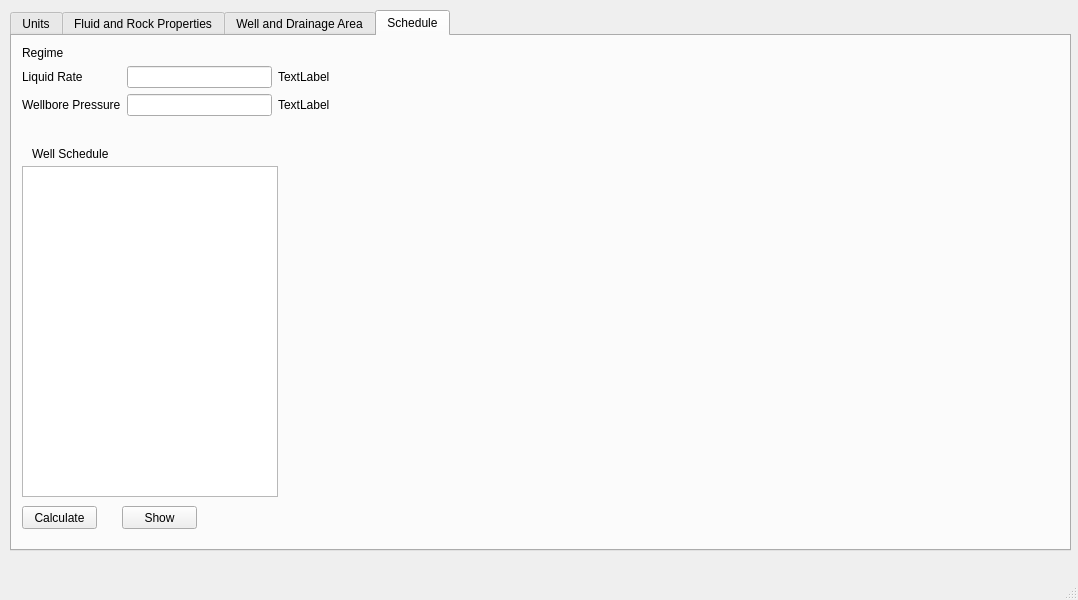
Qt form QPLapl/mainwindow.ui (dmitrydi/QPLapl) before a commit.
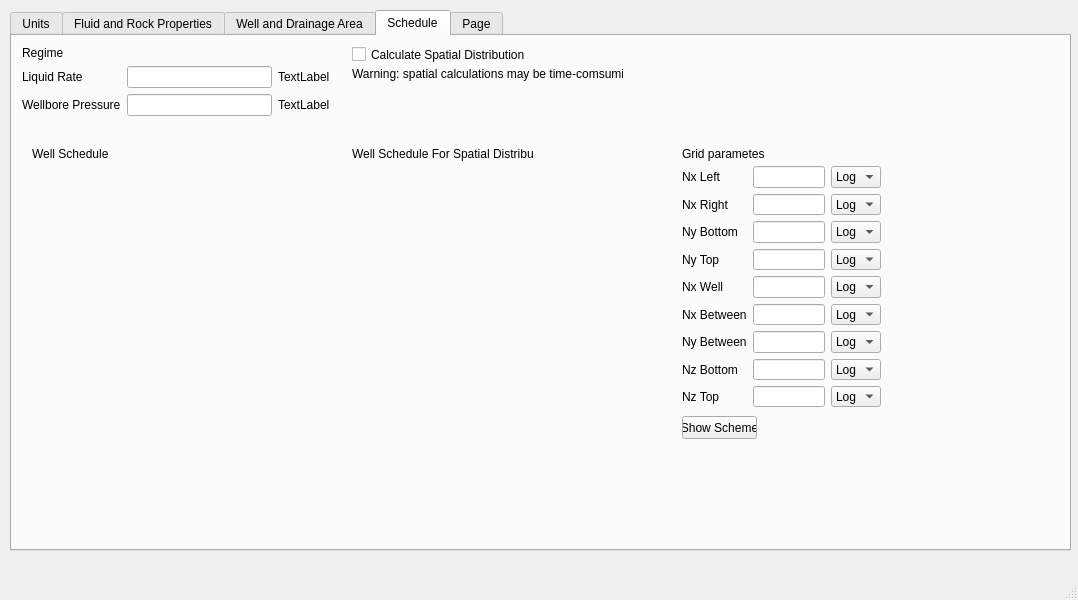
The same form after that commit.

Commit message: schedule widget added

The edit to the form file:
```diff
--- a/QPLapl/mainwindow.ui
+++ b/QPLapl/mainwindow.ui
@@ -566,41 +566,349 @@
        <string>Well Schedule</string>
       </property>
      </widget>
-     <widget class="QTableView" name="tableWellSchedule">
+     <widget class="QCheckBox" name="checCalcSpat">
       <property name="geometry">
        <rect>
-        <x>10</x>
-        <y>130</y>
-        <width>256</width>
-        <height>331</height>
+        <x>340</x>
+        <y>10</y>
+        <width>181</width>
+        <height>17</height>
        </rect>
       </property>
+      <property name="text">
+       <string>Calculate Spatial Distribution</string>
+      </property>
      </widget>
-     <widget class="QPushButton" name="pushPQ">
+     <widget class="QLabel" name="labelSpatSchedule">
       <property name="geometry">
        <rect>
-        <x>10</x>
-        <y>470</y>
-        <width>75</width>
-        <height>23</height>
+        <x>340</x>
+        <y>110</y>
+        <width>181</width>
+        <height>16</height>
        </rect>
       </property>
       <property name="text">
-       <string>Calculate</string>
+       <string>Well Schedule For Spatial Distribution</string>
       </property>
      </widget>
-     <widget class="QPushButton" name="pushShowGraph">
+     <widget class="QLabel" name="labelWarningSpat">
       <property name="geometry">
        <rect>
-        <x>110</x>
-        <y>470</y>
+        <x>340</x>
+        <y>30</y>
+        <width>271</width>
+        <height>16</height>
+       </rect>
+      </property>
+      <property name="text">
+       <string>Warning: spatial calculations may be time-comsuming!</string>
+      </property>
+     </widget>
+     <widget class="QLabel" name="labelGridParams">
+      <property name="geometry">
+       <rect>
+        <x>670</x>
+        <y>110</y>
+        <width>121</width>
+        <height>16</height>
+       </rect>
+      </property>
+      <property name="text">
+       <string>Grid parametes</string>
+      </property>
+     </widget>
+     <widget class="QWidget" name="gridLayoutWidget_6">
+      <property name="geometry">
+       <rect>
+        <x>670</x>
+        <y>130</y>
+        <width>199</width>
+        <height>241</height>
+       </rect>
+      </property>
+      <layout class="QGridLayout" name="gridLayout">
+       <item row="7" column="2">
+        <widget class="QComboBox" name="comboLinLogNzBottom">
+         <item>
+          <property name="text">
+           <string>Log</string>
+          </property>
+         </item>
+         <item>
+          <property name="text">
+           <string>Lin</string>
+          </property>
+         </item>
+        </widget>
+       </item>
+       <item row="1" column="1">
+        <widget class="QLineEdit" name="lineEdit_2"/>
+       </item>
+       <item row="7" column="0">
+        <widget class="QLabel" name="label_12">
+         <property name="text">
+          <string>Nz Bottom</string>
+         </property>
+        </widget>
+       </item>
+       <item row="7" column="1">
+        <widget class="QLineEdit" name="lineEdit_8"/>
+       </item>
+       <item row="0" column="2">
+        <widget class="QComboBox" name="comboLinLogNxLeft">
+         <item>
+          <property name="text">
+           <string>Log</string>
+          </property>
+         </item>
+         <item>
+          <property name="text">
+           <string>Lin</string>
+          </property>
+         </item>
+        </widget>
+       </item>
+       <item row="4" column="0">
+        <widget class="QLabel" name="label_9">
+         <property name="text">
+          <string>Nx Well</string>
+         </property>
+        </widget>
+       </item>
+       <item row="8" column="0">
+        <widget class="QLabel" name="label_13">
+         <property name="text">
+          <string>Nz Top</string>
+         </property>
+        </widget>
+       </item>
+       <item row="1" column="2">
+        <widget class="QComboBox" name="comboLinLogNxRight">
+         <item>
+          <property name="text">
+           <string>Log</string>
+          </property>
+         </item>
+         <item>
+          <property name="text">
+           <string>Lin</string>
+          </property>
+         </item>
+        </widget>
+       </item>
+       <item row="4" column="1">
+        <widget class="QLineEdit" name="lineEdit_5"/>
+       </item>
+       <item row="3" column="2">
+        <widget class="QComboBox" name="comboLinLogNyTop">
+         <item>
+          <property name="text">
+           <string>Log</string>
+          </property>
+         </item>
+         <item>
+          <property name="text">
+           <string>Lin</string>
+          </property>
+         </item>
+        </widget>
+       </item>
+       <item row="0" column="0">
+        <widget class="QLabel" name="labelNxLeft">
+         <property name="text">
+          <string>Nx Left</string>
+         </property>
+        </widget>
+       </item>
+       <item row="0" column="1">
+        <widget class="QLineEdit" name="lineEditNxLeft"/>
+       </item>
+       <item row="5" column="1">
+        <widget class="QLineEdit" name="lineEdit_6"/>
+       </item>
+       <item row="8" column="1">
+        <widget class="QLineEdit" name="lineEdit_9"/>
+       </item>
+       <item row="6" column="1">
+        <widget class="QLineEdit" name="lineEdit_7"/>
+       </item>
+       <item row="6" column="0">
+        <widget class="QLabel" name="label_11">
+         <property name="text">
+          <string>Ny Between</string>
+         </property>
+        </widget>
+       </item>
+       <item row="2" column="1">
+        <widget class="QLineEdit" name="lineEdit_3"/>
+       </item>
+       <item row="4" column="2">
+        <widget class="QComboBox" name="comboLinLogNxWell">
+         <item>
+          <property name="text">
+           <string>Log</string>
+          </property>
+         </item>
+         <item>
+          <property name="text">
+           <string>Lin</string>
+          </property>
+         </item>
+        </widget>
+       </item>
+       <item row="2" column="2">
+        <widget class="QComboBox" name="comboLinLogNyBottom">
+         <item>
+          <property name="text">
+           <string>Log</string>
+          </property>
+         </item>
+         <item>
+          <property name="text">
+           <string>Lin</string>
+          </property>
+         </item>
+        </widget>
+       </item>
+       <item row="8" column="2">
+        <widget class="QComboBox" name="comboLinLogNzTop">
+         <item>
+          <property name="text">
+           <string>Log</string>
+          </property>
+         </item>
+         <item>
+          <property name="text">
+           <string>Lin</string>
+          </property>
+         </item>
+        </widget>
+       </item>
+       <item row="5" column="0">
+        <widget class="QLabel" name="label_10">
+         <property name="text">
+          <string>Nx Between</string>
+         </property>
+        </widget>
+       </item>
+       <item row="1" column="0">
+        <widget class="QLabel" name="label_6">
+         <property name="text">
+          <string>Nx Right</string>
+         </property>
+        </widget>
+       </item>
+       <item row="2" column="0">
+        <widget class="QLabel" name="label_7">
+         <property name="text">
+          <string>Ny Bottom</string>
+         </property>
+        </widget>
+       </item>
+       <item row="3" column="1">
+        <widget class="QLineEdit" name="lineEdit_4"/>
+       </item>
+       <item row="3" column="0">
+        <widget class="QLabel" name="label_8">
+         <property name="text">
+          <string>Ny Top</string>
+         </property>
+        </widget>
+       </item>
+       <item row="5" column="2">
+        <widget class="QComboBox" name="comboLinLogNwBetween">
+         <item>
+          <property name="text">
+           <string>Log</string>
+          </property>
+         </item>
+         <item>
+          <property name="text">
+           <string>Lin</string>
+          </property>
+         </item>
+        </widget>
+       </item>
+       <item row="6" column="2">
+        <widget class="QComboBox" name="comboLinLogNyBetween">
+         <item>
+          <property name="text">
+           <string>Log</string>
+          </property>
+         </item>
+         <item>
+          <property name="text">
+           <string>Lin</string>
+          </property>
+         </item>
+        </widget>
+       </item>
+       <item row="9" column="1">
+        <spacer name="verticalSpacer_4">
+         <property name="orientation">
+          <enum>Qt::Vertical</enum>
+         </property>
+         <property name="sizeHint" stdset="0">
+          <size>
+           <width>20</width>
+           <height>40</height>
+          </size>
+         </property>
+        </spacer>
+       </item>
+      </layout>
+     </widget>
+     <widget class="QPushButton" name="pushShowScheme">
+      <property name="geometry">
+       <rect>
+        <x>670</x>
+        <y>380</y>
         <width>75</width>
         <height>23</height>
        </rect>
       </property>
       <property name="text">
-       <string>Show</string>
+       <string>Show Scheme</string>
       </property>
+     </widget>
+     <widget class="QWidget" name="verticalLayoutWidget_2">
+      <property name="geometry">
+       <rect>
+        <x>20</x>
+        <y>130</y>
+        <width>291</width>
+        <height>351</height>
+       </rect>
+      </property>
+      <layout class="QVBoxLayout" name="PQSchedLayout"/>
+     </widget>
+     <widget class="QWidget" name="verticalLayoutWidget_3">
+      <property name="geometry">
+       <rect>
+        <x>340</x>
+        <y>130</y>
+        <width>291</width>
+        <height>351</height>
+       </rect>
+      </property>
+      <layout class="QVBoxLayout" name="GridSchedLayout"/>
+     </widget>
+    </widget>
+    <widget class="QWidget" name="tab">
+     <attribute name="title">
+      <string>Page</string>
+     </attribute>
+     <widget class="QWidget" name="verticalLayoutWidget">
+      <property name="geometry">
+       <rect>
+        <x>40</x>
+        <y>40</y>
+        <width>341</width>
+        <height>451</height>
+       </rect>
+      </property>
+      <layout class="QVBoxLayout" name="testLayout"/>
      </widget>
     </widget>
    </widget>
```
The commit also changes 8 other files.
